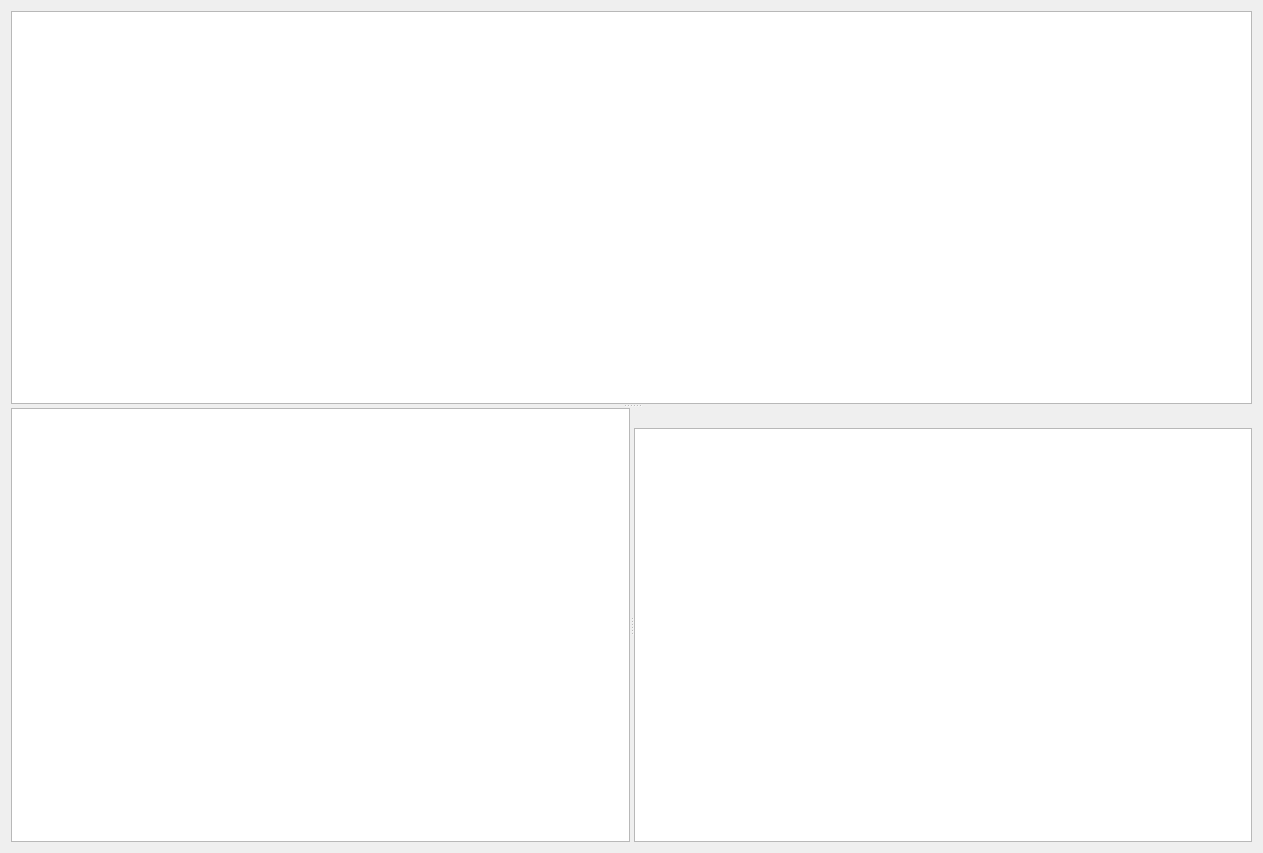
c-mellueh/SOM-Toolkit, file som_gui/module/filter_window/qt/Widget.ui: the form before one commit.
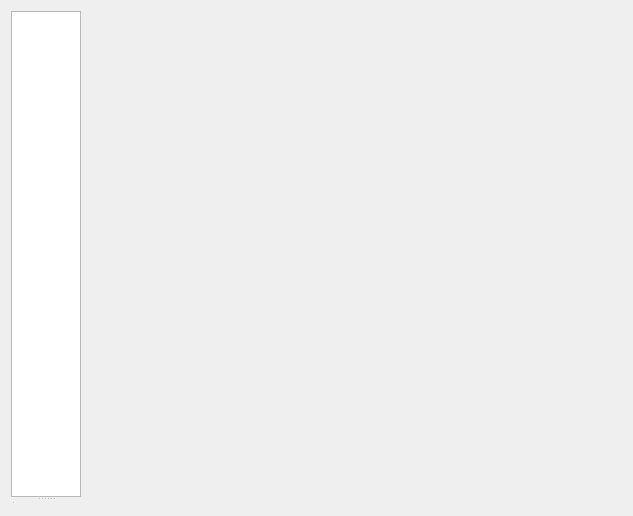
The form after the commit. Custom widgets are drawn as their Qt base class.

Commit message: Use QSplitter to create splitview of trees

What changed in the file:
```diff
--- a/som_gui/module/filter_window/qt/Widget.ui
+++ b/som_gui/module/filter_window/qt/Widget.ui
@@ -6,16 +6,16 @@
             <rect>
                 <x>0</x>
                 <y>0</y>
-                <width>1263</width>
-                <height>853</height>
+    <width>633</width>
+    <height>516</height>
             </rect>
         </property>
         <property name="windowTitle">
             <string>Form</string>
         </property>
-        <layout class="QVBoxLayout" name="verticalLayout_2">
+  <layout class="QVBoxLayout" name="verticalLayout">
             <item>
-                <widget class="QSplitter" name="splitter_2">
+    <widget class="QSplitter" name="vertical_splitter">
                     <property name="orientation">
                         <enum>Qt::Orientation::Vertical</enum>
                     </property>
@@ -31,20 +31,15 @@
                         <property name="orientation">
                             <enum>Qt::Orientation::Horizontal</enum>
                         </property>
-                        <widget class="ClassTreeView" name="class_tree" />
-                        <widget class="QWidget" name="verticalLayoutWidget">
-                            <layout class="QVBoxLayout" name="verticalLayout">
-                                <item>
-                                    <widget class="QLabel" name="label">
-                                        <property name="text">
-                                            <string />
-                                        </property>
-                                    </widget>
-                                </item>
-                                <item>
-                                    <widget class="PsetTreeView" name="pset_tree" />
-                                </item>
-                            </layout>
+      <widget class="QSplitter" name="class_splitter">
+       <property name="orientation">
+        <enum>Qt::Orientation::Horizontal</enum>
+       </property>
+      </widget>
+      <widget class="QSplitter" name="property_splitter">
+       <property name="orientation">
+        <enum>Qt::Orientation::Horizontal</enum>
+       </property>
                         </widget>
                     </widget>
                 </widget>
@@ -52,16 +47,6 @@
         </layout>
     </widget>
     <customwidgets>
-        <customwidget>
-            <class>ClassTreeView</class>
-            <extends>QTreeView</extends>
-            <header>som_gui.module.filter_window.ui</header>
-        </customwidget>
-        <customwidget>
-            <class>PsetTreeView</class>
-            <extends>QTreeView</extends>
-            <header>som_gui.module.filter_window.ui</header>
-        </customwidget>
         <customwidget>
             <class>ProjectView</class>
             <extends>QTableView</extends>
```
Left out of the diff: 10 changed lines with no effect on the pictures. Lines whose indentation alone changed are shown as unchanged. The commit also changes 7 other files.
